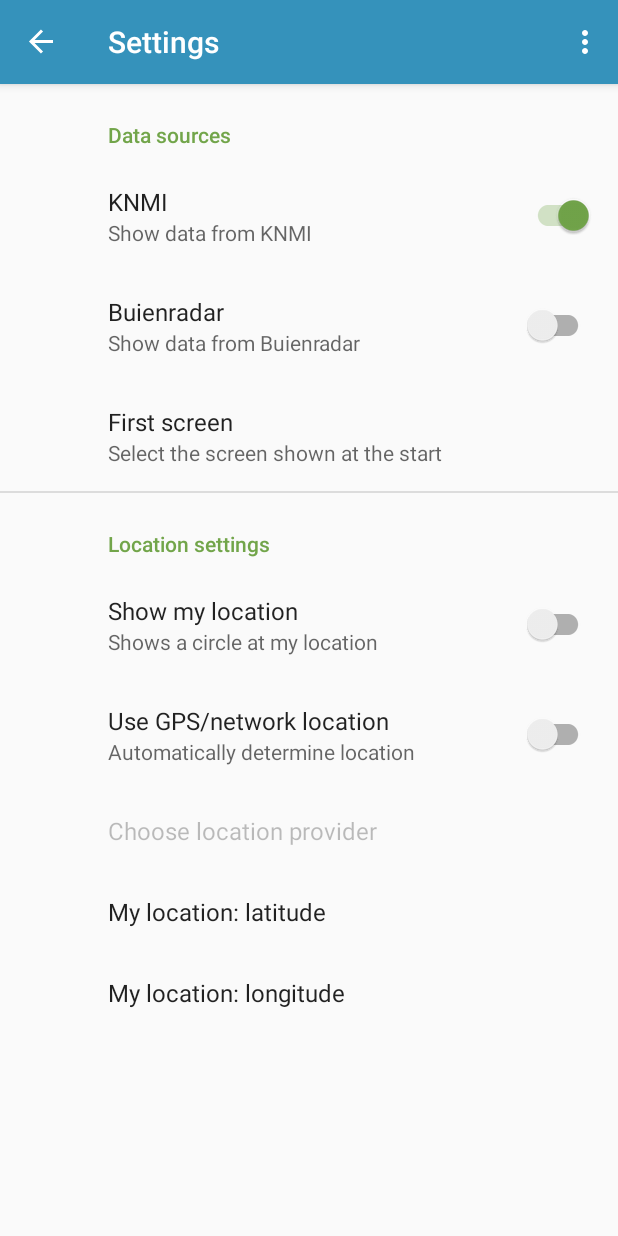
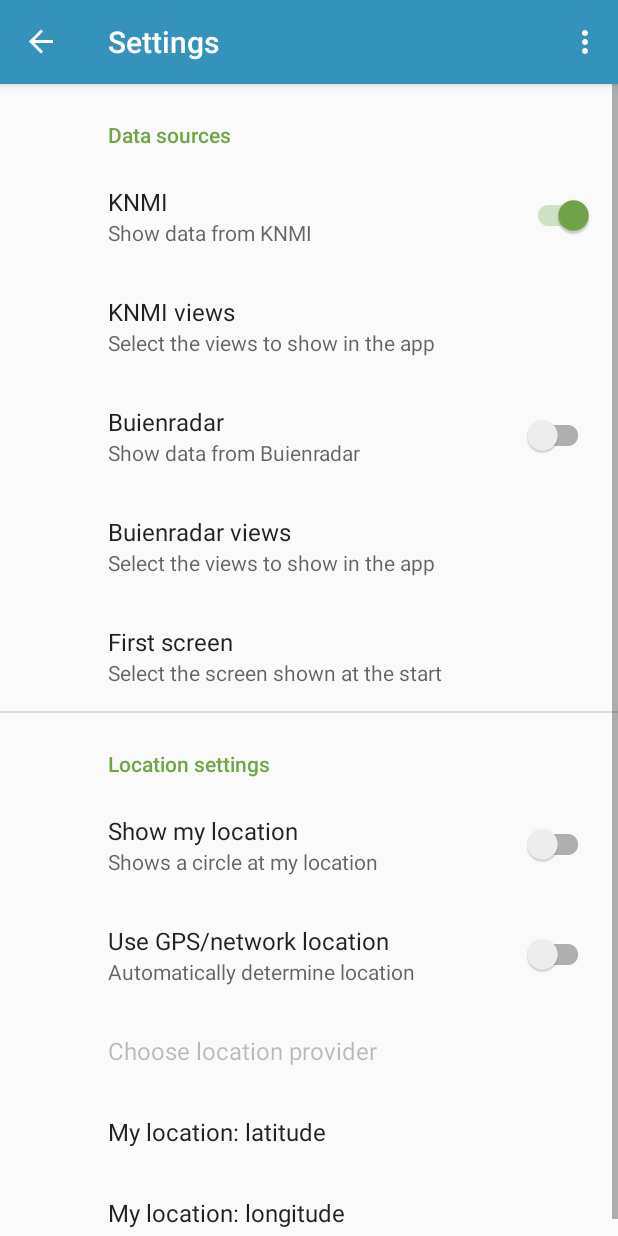
Before and after one commit to CNugteren/NLWeer, an Android app: the screen it shows after launch (MainActivity), in the options menu, after a tap on "Settings", on a phone screen of 412 x 824 dp. Run offline under Robolectric (Android 15) with nearby library versions, the phone set to English and light mode, and no system bars; our stand-ins replace androidx.preference, navigation-ui; 5 statements that could not run were skipped.

Commit message:
Add user-selection of which views to show in the menu
By default this also removes the hail/drizzle and sun-power screens.
This commit makes it possible to add more maps in the future without
having to clutter the screen for users who don't care about them.

```diff
--- a/app/src/main/java/foss/cnugteren/nlweer/MainActivity.kt
+++ b/app/src/main/java/foss/cnugteren/nlweer/MainActivity.kt
@@ -23,25 +23,25 @@ import foss.cnugteren.nlweer.ui.fragments.BaseFragment
 import foss.cnugteren.nlweer.ui.fragments.BuienradarChartFragment
 import foss.cnugteren.nlweer.ui.fragments.KnmiTextFragment
 
+// Each item consists of: string name, nav ID, default shown (1) or not (0)
 val KNMI_ITEMS = arrayOf(
-    arrayOf(R.string.menu_knmi_rain_m1, R.id.nav_knmi_rain_m1),
-    arrayOf(R.string.menu_knmi_today, R.id.nav_knmi_today),
-    arrayOf(R.string.menu_knmi_tonight, R.id.nav_knmi_tonight),
-    arrayOf(R.string.menu_knmi_tomorrow, R.id.nav_knmi_tomorrow),
-    arrayOf(R.string.menu_knmi_temperature, R.id.nav_knmi_temperature),
-    arrayOf(R.string.menu_knmi_wind, R.id.nav_knmi_wind),
-    arrayOf(R.string.menu_knmi_sun_today, R.id.nav_knmi_sun_tod),
-    arrayOf(R.string.menu_knmi_sun_tomorrow, R.id.nav_knmi_sun_tom),
-    arrayOf(R.string.menu_knmi_text, R.id.nav_knmi_text)
+    arrayOf(R.string.menu_knmi_rain_m1, R.id.nav_knmi_rain_m1, 1),
+    arrayOf(R.string.menu_knmi_today, R.id.nav_knmi_today, 1),
+    arrayOf(R.string.menu_knmi_tonight, R.id.nav_knmi_tonight, 1),
+    arrayOf(R.string.menu_knmi_tomorrow, R.id.nav_knmi_tomorrow, 1),
+    arrayOf(R.string.menu_knmi_temperature, R.id.nav_knmi_temperature, 1),
+    arrayOf(R.string.menu_knmi_wind, R.id.nav_knmi_wind, 1),
+    arrayOf(R.string.menu_knmi_sun_today, R.id.nav_knmi_sun_tod, 0),
+    arrayOf(R.string.menu_knmi_sun_tomorrow, R.id.nav_knmi_sun_tom, 0),
+    arrayOf(R.string.menu_knmi_text, R.id.nav_knmi_text, 1)
 )
-
 val BUIENRADAR_ITEMS = arrayOf(
-    arrayOf(R.string.menu_buienradar_rain_m1, R.id.nav_buienradar_rain_m1),
-    arrayOf(R.string.menu_buienradar_sun, R.id.nav_buienradar_sun),
-    arrayOf(R.string.menu_buienradar_cloud, R.id.nav_buienradar_cloud),
-    arrayOf(R.string.menu_buienradar_drizzle, R.id.nav_buienradar_drizzle),
-    arrayOf(R.string.menu_buienradar_hail, R.id.nav_buienradar_hail),
-    arrayOf(R.string.menu_buienradar_chart, R.id.nav_buienradar_chart)
+    arrayOf(R.string.menu_buienradar_rain_m1, R.id.nav_buienradar_rain_m1, 1),
+    arrayOf(R.string.menu_buienradar_sun, R.id.nav_buienradar_sun, 1),
+    arrayOf(R.string.menu_buienradar_cloud, R.id.nav_buienradar_cloud, 1),
+    arrayOf(R.string.menu_buienradar_drizzle, R.id.nav_buienradar_drizzle, 0),
+    arrayOf(R.string.menu_buienradar_hail, R.id.nav_buienradar_hail, 0),
+    arrayOf(R.string.menu_buienradar_chart, R.id.nav_buienradar_chart, 1)
 )
 
 class MainActivity : AppCompatActivity() {
@@ -100,6 +100,24 @@ class MainActivity : AppCompatActivity() {
         val sourceEnableBuienradar = sharedPreferences.getBoolean("buienradar_enable", false)
         val menuBuienradar = menu.findItem(R.id.buienradar_menu)
         menuBuienradar.isVisible = sourceEnableBuienradar
+
+        val navItemsKNMI = sharedPreferences.getStringSet("settings_nav_view_knmi", setOf("not_yet_set"))
+        if (navItemsKNMI != null) {
+            for (item in KNMI_ITEMS) {
+                val menuItem = menu.findItem(item[1])
+                if (navItemsKNMI == setOf("not_yet_set")) {  menuItem.isVisible = (item[2] == 1) }
+                else { menuItem.isVisible = (item[1].toString() in navItemsKNMI) }
+            }
+        }
+
+        val navItemsBuienradar = sharedPreferences.getStringSet("settings_nav_view_buienradar", setOf("not_yet_set"))
+        if (navItemsBuienradar != null) {
+            for (item in BUIENRADAR_ITEMS) {
+                val menuItem = menu.findItem(item[1])
+                if (navItemsBuienradar == setOf("not_yet_set")) {  menuItem.isVisible = (item[2] == 1) }
+                else { menuItem.isVisible = (item[1].toString() in navItemsBuienradar) }
+            }
+        }
     }
 
     fun setStartFragment() {
--- a/app/src/main/java/foss/cnugteren/nlweer/ui/fragments/SettingsFragment.kt
+++ b/app/src/main/java/foss/cnugteren/nlweer/ui/fragments/SettingsFragment.kt
@@ -30,6 +30,14 @@ class SettingsFragment : PreferenceFragmentCompat(),
         findPreference("location_longitude")?.summary = lonString
         findPreference("location_provider")?.summary = locationProvider
 
+        // Sets the views listed in the navigation menu
+        val navViewsVisibleKNMI = findPreference("settings_nav_view_knmi") as MultiSelectListPreference
+        val navItemsKNMI = sharedPreferences.getStringSet("settings_nav_view_knmi", setOf("not_yet_set"))
+        setNavViews(navViewsVisibleKNMI, KNMI_ITEMS, navItemsKNMI == setOf("not_yet_set"))
+        val navViewsVisibleBuienradar = findPreference("settings_nav_view_buienradar") as MultiSelectListPreference
+        val navItemsBuienradar = sharedPreferences.getStringSet("settings_nav_view_buienradar", setOf("not_yet_set"))
+        setNavViews(navViewsVisibleBuienradar, BUIENRADAR_ITEMS, navItemsBuienradar == setOf("not_yet_set"))
+
         // Sets the default view list options
         val defaultViewSelection = findPreference("settings_default_view_listpreference") as ListPreference
         setListPreferenceData(defaultViewSelection)
@@ -61,6 +69,26 @@ class SettingsFragment : PreferenceFragmentCompat(),
         locationProviderSetting.isEnabled = (showMyLocation.isChecked && useAutoLocation.isChecked)
     }
 
+    private fun setNavViews(multiSelect: MultiSelectListPreference,
+                            items: Array<Array<Int>>, do_set_defaults: Boolean) {
+        // Add all the items possible to show in the nav menu to the list of options
+        val entries = mutableListOf<String>()
+        val values = mutableListOf<String>()
+        val defaults = mutableListOf<String>()
+        for (item in items) {
+            entries.add(getString(item[0]))
+            values.add(item[1].toString())
+            if (item[2] == 1) {
+                defaults.add(item[1].toString())
+            }
+        }
+        multiSelect.entries = entries.toTypedArray()
+        multiSelect.entryValues = values.toTypedArray()
+        if (do_set_defaults) {
+            multiSelect.values = defaults.toSet()
+        }
+    }
+
     private fun setListPreferenceData(defaultViewSelection: ListPreference) {
         val sharedPreferences = PreferenceManager.getDefaultSharedPreferences(context)
         val sourceEnableKNMI = sharedPreferences.getBoolean("knmi_enable", true)
@@ -84,8 +112,10 @@ class SettingsFragment : PreferenceFragmentCompat(),
         }
         if (sourceEnableBuienradar) {
             for (item in BUIENRADAR_ITEMS) {
-                entries.add("Buienradar: " + getString(item[0]))
-                values.add(item[1].toString())
+                if (menu.findItem(item[1]).isVisible) {
+                    entries.add("Buienradar: " + getString(item[0]))
+                    values.add(item[1].toString())
+                }
             }
         }
 
@@ -104,6 +134,12 @@ class SettingsFragment : PreferenceFragmentCompat(),
 
         // Change data sources for display in the menu
         if (pref is SwitchPreferenceCompat && (key == "buienradar_enable" || key == "knmi_enable")) {
+            val activity = this.activity as MainActivity
+            activity.setMenuItemsVisibility()
+        }
+
+        // Change data sources for display in the menu
+        if (pref is MultiSelectListPreference && (key == "settings_nav_view_knmi" || key == "settings_nav_view_buienradar")) {
             val activity = this.activity as MainActivity
             activity.setMenuItemsVisibility()
         }
--- a/app/src/main/res/values/strings.xml
+++ b/app/src/main/res/values/strings.xml
@@ -50,6 +50,10 @@
     <string name="settings_buienradar_enable_decline">Cancel</string>
     <string name="settings_default_view">First screen</string>
     <string name="settings_default_view_sub">Select the screen shown at the start</string>
+    <string name="settings_nav_view_knmi">KNMI views</string>
+    <string name="settings_nav_view_knmi_sub">Select the views to show in the app</string>
+    <string name="settings_nav_view_buienradar">Buienradar views</string>
+    <string name="settings_nav_view_buienradar_sub">Select the views to show in the app</string>
 
     <string name="settings_category_location">Location settings</string>
     <string name="settings_location_enable">Show my location</string>
--- a/app/src/main/res/xml/fragment_settings.xml
+++ b/app/src/main/res/xml/fragment_settings.xml
@@ -15,11 +15,27 @@
             android:summary="@string/settings_knmi_enable_sub"
             android:defaultValue="true"/>
 
+        <MultiSelectListPreference
+            android:title="@string/settings_nav_view_knmi"
+            android:summary="@string/settings_nav_view_knmi_sub"
+            android:key="settings_nav_view_knmi"
+            android:entries="@array/empty_options"
+            android:entryValues="@array/empty_values"
+            android:dependency="knmi_enable"/>
+
         <SwitchPreferenceCompat
             android:key="buienradar_enable"
             android:title="@string/settings_buienradar_enable"
             android:summary="@string/settings_buienradar_enable_sub"
             android:defaultValue="false"/>
+
+        <MultiSelectListPreference
+            android:title="@string/settings_nav_view_buienradar"
+            android:summary="@string/settings_nav_view_buienradar_sub"
+            android:key="settings_nav_view_buienradar"
+            android:entries="@array/empty_options"
+            android:entryValues="@array/empty_values"
+            android:dependency="buienradar_enable"/>
 
         <ListPreference
             android:title="@string/settings_default_view"
```
Also changed, not shown: 1 other file.
